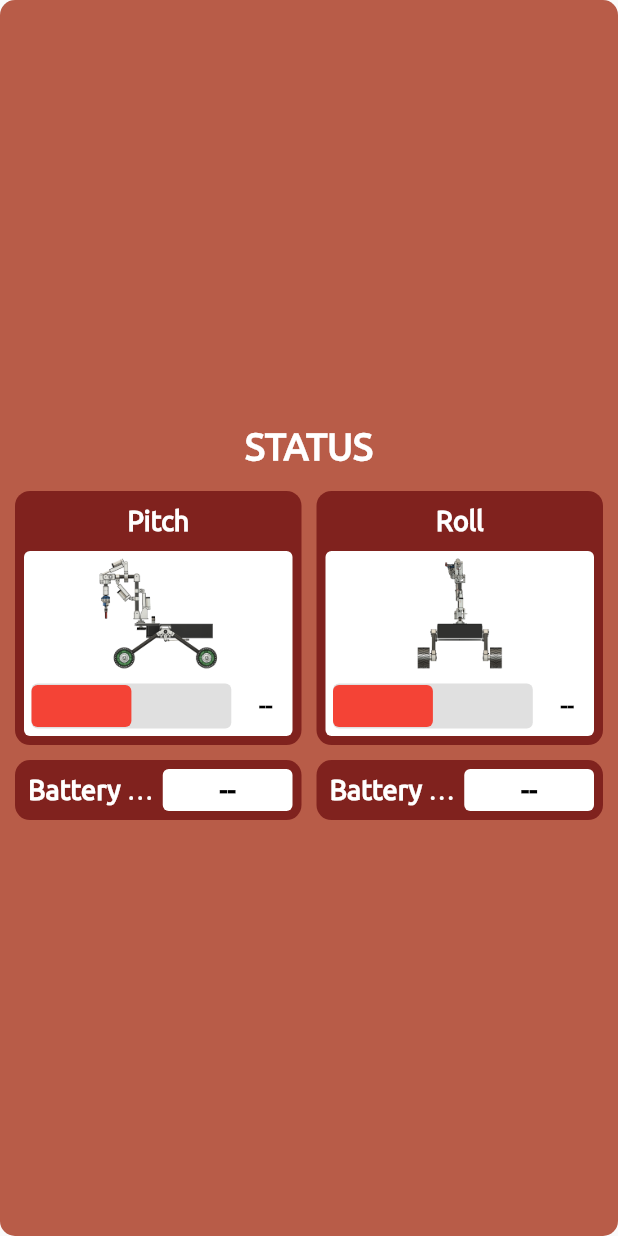
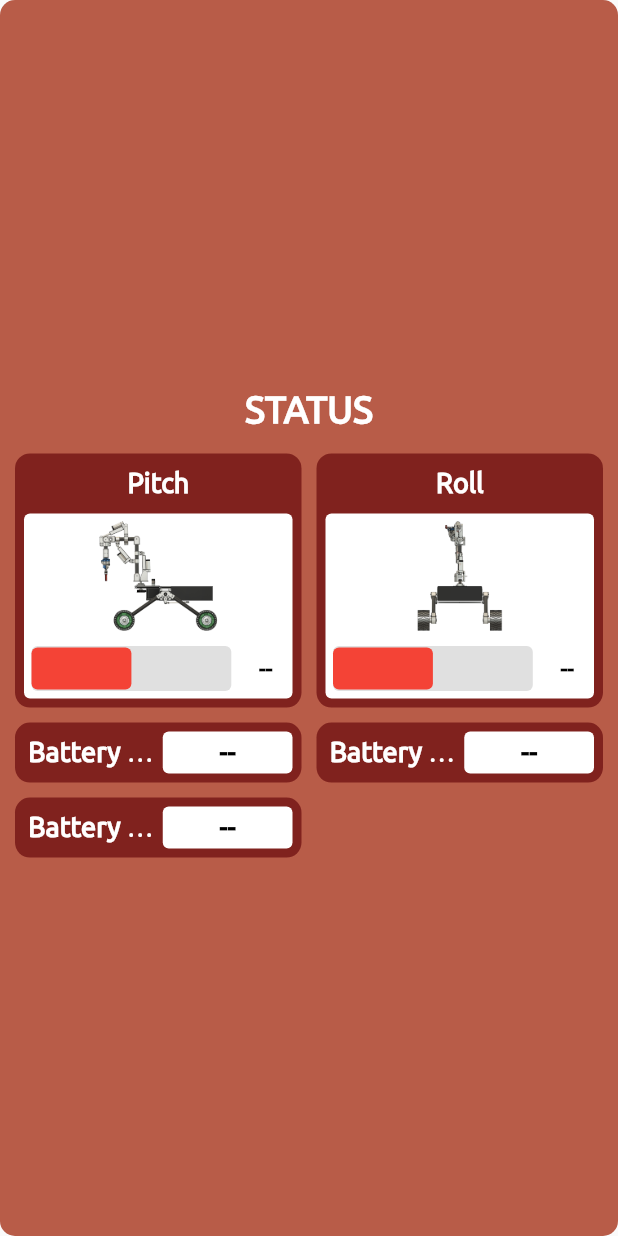
Before and after one commit to aliemrenebiler/Yildiz_Rover_UI, a Flutter app: the StatusBox widget shown alone on an empty page, opened directly, on a phone screen of 412 x 824 dp. Run offline on Flutter 3.47's test engine with Material 2 defaults, Android fonts, the phone set to English and light mode, and no system bars; our stand-ins replace page_transition, syncfusion_flutter_charts; missing offline and left inert: easy_web_view; network calls fail; project files that could hold a hidden picture were left out.

Commit message:
battery power was added

```diff
--- a/lib/screens/datascreen.dart
+++ b/lib/screens/datascreen.dart
@@ -529,7 +529,7 @@ class StatusBox extends StatelessWidget {
                 child: Container(
                   margin: const EdgeInsets.all(5),
                   child: DataBox(
-                    name: 'Battery Current (mA)',
+                    name: 'Battery Current (A)',
                     stream: batteryStream,
                     value: 'current',
                   ),
@@ -539,11 +539,30 @@ class StatusBox extends StatelessWidget {
                 child: Container(
                   margin: const EdgeInsets.all(5),
                   child: DataBox(
-                    name: 'Battery Voltage (mV)',
+                    name: 'Battery Voltage (V)',
                     stream: batteryStream,
                     value: 'voltage',
                   ),
                 ),
+              ),
+            ],
+          ),
+          Row(
+            mainAxisAlignment: MainAxisAlignment.center,
+            crossAxisAlignment: CrossAxisAlignment.center,
+            children: [
+              Expanded(
+                child: Container(
+                  margin: const EdgeInsets.all(5),
+                  child: DataBox(
+                    name: 'Battery Power (W)',
+                    stream: batteryStream,
+                    value: 'power',
+                  ),
+                ),
+              ),
+              Expanded(
+                child: Container(),
               ),
             ],
           ),
```
